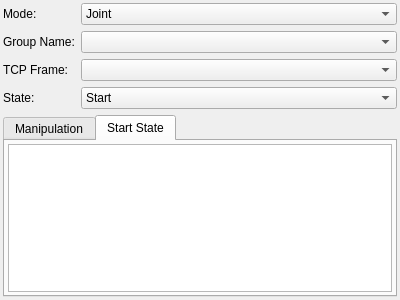
tesseract-robotics/tesseract_gui, file tesseract_widgets/manipulation/include/tesseract_widgets/manipulation/manipulation_widget.ui: the form before one commit.
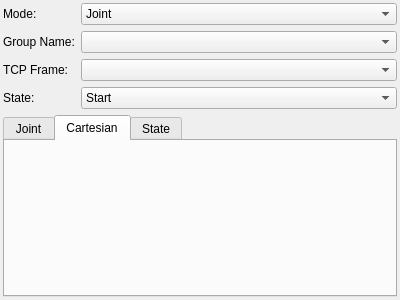
The form after the commit. The open tabs and pages were chosen to show the change. Custom widgets are drawn as their Qt base class.

Commit message: Add cartesian editor widget and update manipulation widget

Diff of the .ui file:
```diff
--- a/tesseract_widgets/manipulation/include/tesseract_widgets/manipulation/manipulation_widget.ui
+++ b/tesseract_widgets/manipulation/include/tesseract_widgets/manipulation/manipulation_widget.ui
@@ -114,7 +114,7 @@
      </property>
      <widget class="QWidget" name="manipulation_tab">
       <attribute name="title">
-       <string>Manipulation</string>
+       <string>Joint</string>
       </attribute>
       <layout class="QVBoxLayout" name="verticalLayout_3">
        <property name="leftMargin">
@@ -149,7 +149,29 @@
      </widget>
      <widget class="QWidget" name="start_state_tab">
       <attribute name="title">
-       <string>Start State</string>
+       <string>Cartesian</string>
+      </attribute>
+      <layout class="QVBoxLayout" name="verticalLayout">
+       <property name="leftMargin">
+        <number>3</number>
+       </property>
+       <property name="topMargin">
+        <number>3</number>
+       </property>
+       <property name="rightMargin">
+        <number>3</number>
+       </property>
+       <property name="bottomMargin">
+        <number>3</number>
+       </property>
+       <item>
+        <widget class="tesseract_gui::CartesianEditorWidget" name="cartesian_widget" native="true"/>
+       </item>
+      </layout>
+     </widget>
+     <widget class="QWidget" name="state_tab">
+      <attribute name="title">
+       <string>State</string>
       </attribute>
       <layout class="QVBoxLayout" name="verticalLayout_2">
        <property name="leftMargin">
@@ -184,6 +206,12 @@
    <header>tesseract_widgets/joint_state_slider/joint_state_slider_widget.h</header>
    <container>1</container>
   </customwidget>
+  <customwidget>
+   <class>tesseract_gui::CartesianEditorWidget</class>
+   <extends>QWidget</extends>
+   <header>tesseract_widgets/common/cartesian_editor_widget.h</header>
+   <container>1</container>
+  </customwidget>
  </customwidgets>
  <resources/>
  <connections/>
```
Left out of the diff: 13 changed lines with no effect on the pictures. The commit also changes 7 other files.
